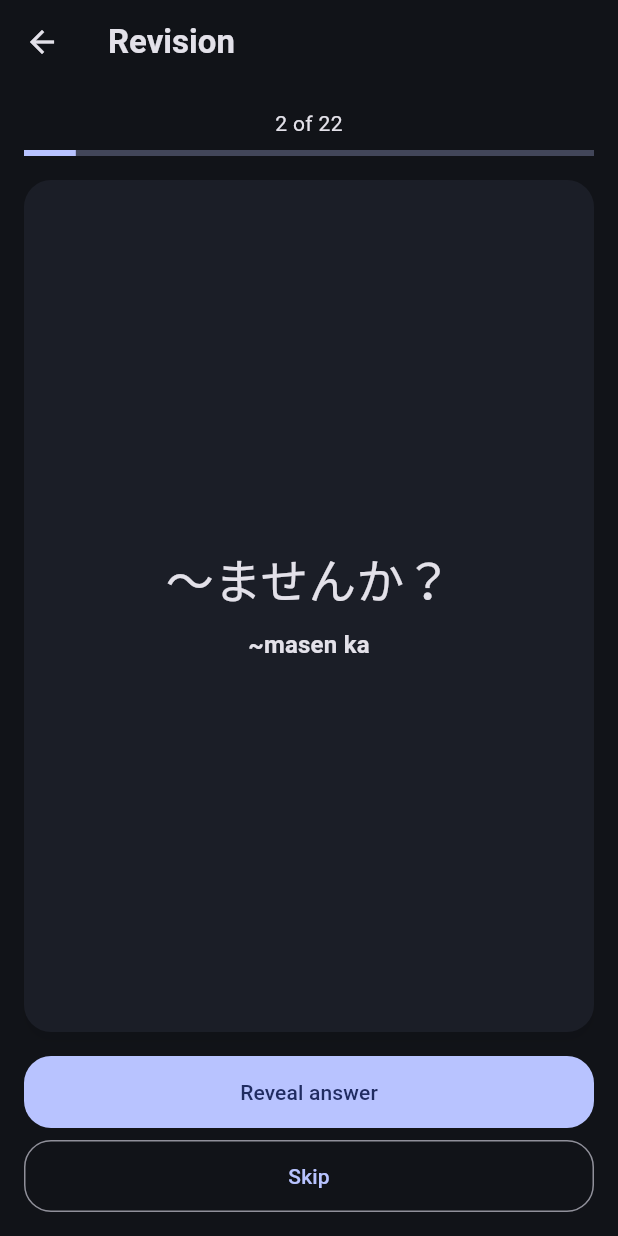
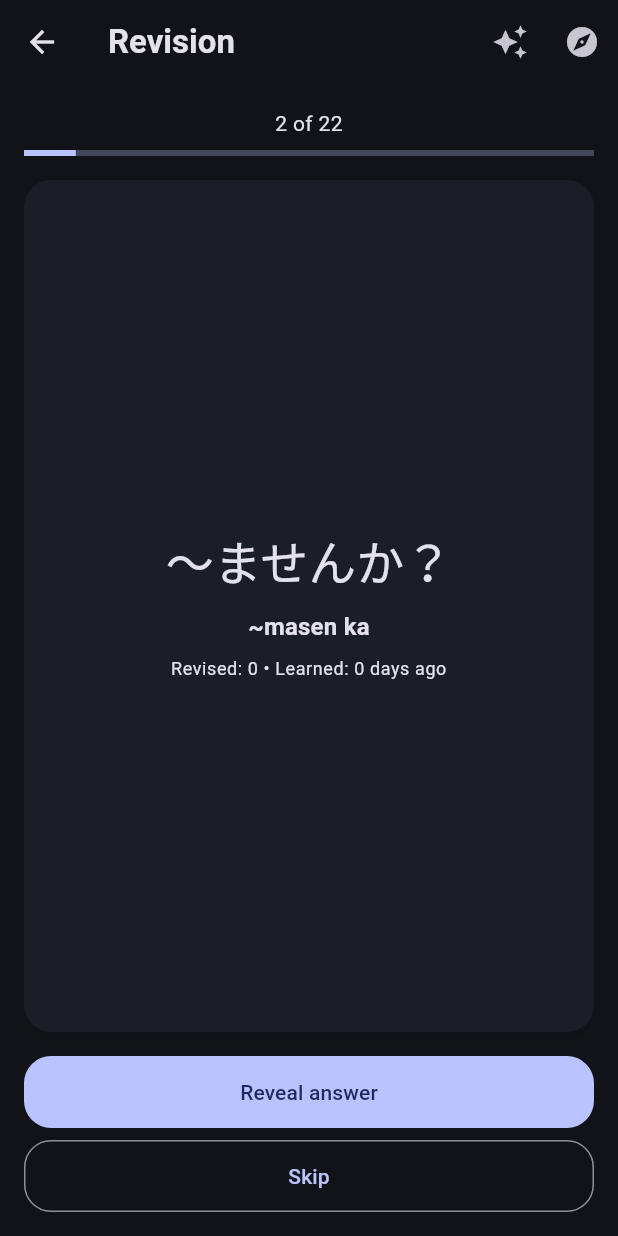
Before and after one commit to Manishkumar62/ManisuLearn---Japanese-Learning-App, a Flutter app: the RevisionPage screen opened directly, after a tap on "Reveal answer", after a tap on "Incorrect", on a phone screen of 412 x 824 dp. Run offline on Flutter 3.47's test engine with Material 3 defaults, Android fonts, the phone set to English and light mode, and no system bars; our stand-ins replace equatable, flutter_bloc, hive, hive_flutter; accounts and stored records are empty.

Commit message:
learn and revision tab fixed

```diff
--- a/lib/data/models/learning_item.dart
+++ b/lib/data/models/learning_item.dart
@@ -21,10 +21,44 @@ class LearningItem extends HiveObject {
     this.interval = 0,
     this.repetitions = 0,
     DateTime? nextReview,
+    this.firstLearnedAt,
   }) : lastReviewed = lastReviewed ?? DateTime.now(),
        createdAt = createdAt ?? DateTime.now(),
        tags = tags ?? <String>[],
        nextReview = nextReview ?? DateTime.now();
+
+  LearningItem copyWith({
+    bool? isLearned,
+    int? revisionCount,
+    DateTime? lastReviewed,
+    double? difficulty,
+    List<String>? tags,
+    double? easeFactor,
+    int? interval,
+    int? repetitions,
+    DateTime? nextReview,
+    DateTime? firstLearnedAt,
+  }) {
+    return LearningItem(
+      id: id,
+      type: type,
+      japanese: japanese,
+      romaji: romaji,
+      hindi: hindi,
+      english: english,
+      isLearned: isLearned ?? this.isLearned,
+      revisionCount: revisionCount ?? this.revisionCount,
+      lastReviewed: lastReviewed ?? this.lastReviewed,
+      createdAt: createdAt,
+      difficulty: difficulty ?? this.difficulty,
+      tags: tags ?? this.tags,
+      easeFactor: easeFactor ?? this.easeFactor,
+      interval: interval ?? this.interval,
+      repetitions: repetitions ?? this.repetitions,
+      nextReview: nextReview ?? this.nextReview,
+      firstLearnedAt: firstLearnedAt ?? this.firstLearnedAt,
+    );
+  }
 
   @HiveField(0)
   String id;
@@ -73,4 +107,7 @@ class LearningItem extends HiveObject {
 
   @HiveField(15)
   DateTime nextReview;
+
+  @HiveField(16)
+  DateTime? firstLearnedAt;
 }
--- a/lib/features/learn/presentation/bloc/learn_state.dart
+++ b/lib/features/learn/presentation/bloc/learn_state.dart
@@ -28,7 +28,10 @@ class LearnLoaded extends LearnState {
   final int currentIndex;
   final bool isAnswerVisible;
 
-  LearningItem get currentItem => items[currentIndex];
+  LearningItem? get currentItem =>
+      (items.isEmpty || currentIndex >= items.length)
+      ? null
+      : items[currentIndex];
 
   int get completedCount => currentIndex;
 
--- a/lib/features/learn/presentation/pages/learn_page.dart
+++ b/lib/features/learn/presentation/pages/learn_page.dart
@@ -50,6 +50,9 @@ class _FlashcardView extends StatelessWidget {
   @override
   Widget build(BuildContext context) {
     final item = state.currentItem;
+    if (item == null) {
+      return const Center(child: Text('No items'));
+    }
     final progress = state.completedCount + 1;
 
     return Padding(
--- a/lib/features/revision/presentation/bloc/review_queue_bloc.dart
+++ b/lib/features/revision/presentation/bloc/review_queue_bloc.dart
@@ -74,7 +74,9 @@ class ReviewQueueBloc extends Bloc<ReviewQueueEvent, ReviewQueueState> {
 
     try {
       final dueItems = await _repository.getDueItems(now: event.now);
-      emit(DueItemsLoaded(dueItems: dueItems));
+      final sorted = dueItems.toList()
+        ..sort((a, b) => a.nextReview.compareTo(b.nextReview));
+      emit(DueItemsLoaded(dueItems: sorted));
     } catch (error) {
       emit(ReviewQueueError(error.toString()));
     }
--- a/lib/features/revision/presentation/bloc/revision_bloc.dart
+++ b/lib/features/revision/presentation/bloc/revision_bloc.dart
@@ -9,15 +9,16 @@ class RevisionBloc extends Bloc<RevisionEvent, RevisionState> {
   RevisionBloc({
     required LearningItemRepository repository,
     SpacedRepetitionService? spacedRepetitionService,
-  })
-    : _repository = repository,
-      _spacedRepetitionService =
-          spacedRepetitionService ?? SpacedRepetitionService(),
-      super(const RevisionInitial()) {
+  }) : _repository = repository,
+       _spacedRepetitionService =
+           spacedRepetitionService ?? SpacedRepetitionService(),
+       super(const RevisionInitial()) {
     on<LoadRevisionItems>(_onLoadRevisionItems);
     on<RevealRevisionAnswer>(_onRevealRevisionAnswer);
     on<SkipRevisionItem>(_onSkipRevisionItem);
     on<ReviewItem>(_onReviewItem);
+    on<LoadAllLearnedItems>(_onLoadAllLearnedItems);
+    on<ApplyRevisionFilter>(_onApplyRevisionFilter);
   }
 
   final LearningItemRepository _repository;
@@ -39,7 +40,13 @@ class RevisionBloc extends Bloc<RevisionEvent, RevisionState> {
         return;
       }
 
-      emit(RevisionLoaded(items: sortedDueItems, currentIndex: 0));
+      emit(
+        RevisionLoaded(
+          items: sortedDueItems,
+          currentIndex: 0,
+          isExploreMode: false,
+        ),
+      );
     } catch (error) {
       emit(RevisionError(error.toString()));
     }
@@ -59,6 +66,7 @@ class RevisionBloc extends Bloc<RevisionEvent, RevisionState> {
         items: state.items,
         currentIndex: state.currentIndex,
         isAnswerVisible: true,
+        isExploreMode: state.isExploreMode,
       ),
     );
   }
@@ -85,11 +93,20 @@ class RevisionBloc extends Bloc<RevisionEvent, RevisionState> {
     }
 
     try {
-      final item = _spacedRepetitionService.review(
-        state.currentItem,
+      final currentItem = state.currentItem;
+
+      if (currentItem == null) return;
+
+      final reviewedItem = _spacedRepetitionService.review(
+        currentItem,
         quality: event.isCorrect
             ? SpacedRepetitionService.defaultPassingQuality
             : 2,
+      );
+
+      final item = reviewedItem.copyWith(
+        isLearned: true,
+        firstLearnedAt: reviewedItem.firstLearnedAt ?? DateTime.now(),
       );
 
       await _repository.updateItem(item);
@@ -107,6 +124,88 @@ class RevisionBloc extends Bloc<RevisionEvent, RevisionState> {
       return;
     }
 
-    emit(RevisionLoaded(items: state.items, currentIndex: nextIndex));
+    emit(
+      RevisionLoaded(
+        items: state.items,
+        currentIndex: nextIndex,
+        isExploreMode: state.isExploreMode,
+      ),
+    );
+  }
+
+  Future<void> _onLoadAllLearnedItems(
+    LoadAllLearnedItems event,
+    Emitter<RevisionState> emit,
+  ) async {
+    emit(const RevisionLoading());
+
+    try {
+      final allItems = await _repository.getAllItems();
+
+      final learnedItems = allItems.where((e) => e.isLearned).toList();
+
+      if (learnedItems.isEmpty) {
+        emit(const RevisionCompleted());
+        return;
+      }
+
+      emit(
+        RevisionLoaded(
+          items: learnedItems,
+          currentIndex: 0,
+          isExploreMode: true,
+        ),
+      );
+    } catch (error) {
+      emit(RevisionError(error.toString()));
+    }
+  }
+
+  Future<void> _onApplyRevisionFilter(
+    ApplyRevisionFilter event,
+    Emitter<RevisionState> emit,
+  ) async {
+    final currentState = state;
+
+    if (currentState is! RevisionLoaded || !currentState.isExploreMode) {
+      return;
+    }
+
+    try {
+      final allItems = await _repository.getAllItems();
+
+      final now = DateTime.now();
+
+      final filtered = allItems.where((item) {
+        if (!item.isLearned) return false;
+
+        final daysAgo = item.firstLearnedAt == null
+            ? 0
+            : now.difference(item.firstLearnedAt!).inDays;
+
+        // time filter
+        if (event.minDaysAgo != null && daysAgo < event.minDaysAgo!) {
+          return false;
+        }
+
+        if (event.maxDaysAgo != null && daysAgo > event.maxDaysAgo!) {
+          return false;
+        }
+
+        // repetition filter
+        if (event.maxRepetitions != null &&
+            item.repetitions > event.maxRepetitions!) {
+          return false;
+        }
+
+        return true;
+      }).toList();
+
+      emit(
+        RevisionLoaded(items: filtered, currentIndex: 0, isExploreMode: true),
+      );
+    } catch (error) {
+      emit(RevisionError(error.toString()));
+    }
   }
 }
--- a/lib/features/revision/presentation/bloc/revision_event.dart
+++ b/lib/features/revision/presentation/bloc/revision_event.dart
@@ -27,3 +27,22 @@ class ReviewItem extends RevisionEvent {
   @override
   List<Object?> get props => <Object?>[isCorrect];
 }
+
+class LoadAllLearnedItems extends RevisionEvent {
+  const LoadAllLearnedItems();
+}
+
+class ApplyRevisionFilter extends RevisionEvent {
+  const ApplyRevisionFilter({
+    this.minDaysAgo,
+    this.maxDaysAgo,
+    this.maxRepetitions,
+  });
+
+  final int? minDaysAgo;
+  final int? maxDaysAgo;
+  final int? maxRepetitions;
+
+  @override
+  List<Object?> get props => [minDaysAgo, maxDaysAgo, maxRepetitions];
+}
--- a/lib/features/revision/presentation/bloc/revision_state.dart
+++ b/lib/features/revision/presentation/bloc/revision_state.dart
@@ -22,20 +22,25 @@ class RevisionLoaded extends RevisionState {
     required this.items,
     required this.currentIndex,
     this.isAnswerVisible = false,
+    this.isExploreMode = false,
   });
 
   final List<LearningItem> items;
   final int currentIndex;
   final bool isAnswerVisible;
+  final bool isExploreMode;
 
-  LearningItem get currentItem => items[currentIndex];
+  LearningItem? get currentItem =>
+    (items.isEmpty || currentIndex >= items.length)
+        ? null
+        : items[currentIndex];
 
   int get completedCount => currentIndex;
 
   int get totalCount => items.length;
 
   @override
-  List<Object?> get props => <Object?>[items, currentIndex, isAnswerVisible];
+  List<Object?> get props => <Object?>[items, currentIndex, isAnswerVisible, isExploreMode];
 }
 
 class RevisionCompleted extends RevisionState {
--- a/lib/features/revision/presentation/pages/revision_page.dart
+++ b/lib/features/revision/presentation/pages/revision_page.dart
@@ -22,7 +22,25 @@ class _RevisionPageState extends State<RevisionPage> {
   @override
   Widget build(BuildContext context) {
     return Scaffold(
-      appBar: AppBar(title: const Text('Revision')),
+      appBar: AppBar(
+        title: const Text('Revision'),
+        actions: [
+          IconButton(
+            icon: const Icon(Icons.auto_awesome),
+            tooltip: 'Due Items',
+            onPressed: () {
+              context.read<RevisionBloc>().add(const LoadRevisionItems());
+            },
+          ),
+          IconButton(
+            icon: const Icon(Icons.explore),
+            tooltip: 'Explore',
+            onPressed: () {
+              context.read<RevisionBloc>().add(const LoadAllLearnedItems());
+            },
+          ),
+        ],
+      ),
       body: SafeArea(
         child: BlocBuilder<RevisionBloc, RevisionState>(
           builder: (BuildContext context, RevisionState state) {
@@ -30,7 +48,12 @@ class _RevisionPageState extends State<RevisionPage> {
               RevisionInitial() || RevisionLoading() => const Center(
                 child: CircularProgressIndicator(),
               ),
-              RevisionLoaded() => _RevisionFlashcard(state: state),
+              RevisionLoaded() => Column(
+                children: [
+                  if (state.isExploreMode) _ExploreFilters(),
+                  Expanded(child: _RevisionFlashcard(state: state)),
+                ],
+              ),
               RevisionCompleted() => const _RevisionCompleteMessage(),
               RevisionError(:final message) => _RevisionErrorMessage(
                 message: message,
@@ -52,6 +75,13 @@ class _RevisionFlashcard extends StatelessWidget {
   @override
   Widget build(BuildContext context) {
     final item = state.currentItem;
+
+    if (item == null) {
+      return const Center(child: Text('No items'));
+    }
+    final daysAgo = item.firstLearnedAt == null
+        ? 0
+        : DateTime.now().difference(item.firstLearnedAt!).inDays;
 
     return Padding(
       padding: const EdgeInsets.all(16),
@@ -96,6 +126,13 @@ class _RevisionFlashcard extends StatelessWidget {
                         Text(
                           item.romaji,
                           style: Theme.of(context).textTheme.titleMedium,
+                          textAlign: TextAlign.center,
+                        ),
+                        const SizedBox(height: 8),
+
+                        Text(
+                          'Revised: ${item.repetitions} • Learned: $daysAgo days ago',
+                          style: Theme.of(context).textTheme.bodySmall,
                           textAlign: TextAlign.center,
                         ),
                         if (state.isAnswerVisible) ...<Widget>[
@@ -145,9 +182,7 @@ class _RevisionFlashcard extends StatelessWidget {
           else ...<Widget>[
             FilledButton(
               onPressed: () {
-                context.read<RevisionBloc>().add(
-                  const RevealRevisionAnswer(),
-                );
+                context.read<RevisionBloc>().add(const RevealRevisionAnswer());
               },
               child: const Text('Reveal answer'),
             ),
@@ -209,3 +244,60 @@ class _RevisionErrorMessage extends StatelessWidget {
     );
   }
 }
+
+class _ExploreFilters extends StatelessWidget {
+  @override
+  Widget build(BuildContext context) {
+    return Padding(
+      padding: const EdgeInsets.symmetric(horizontal: 12, vertical: 8),
+      child: Wrap(
+        spacing: 8,
+        children: [
+          ChoiceChip(
+            label: const Text('Weak'),
+            selected: false,
+            onSelected: (_) {
+              context.read<RevisionBloc>().add(
+                const ApplyRevisionFilter(maxRepetitions: 2),
+              );
+            },
+          ),
+          ChoiceChip(
+            label: const Text('1–3 days'),
+            selected: false,
+            onSelected: (_) {
+              context.read<RevisionBloc>().add(
+                const ApplyRevisionFilter(minDaysAgo: 1, maxDaysAgo: 3),
+              );
+            },
+          ),
+          ChoiceChip(
+            label: const Text('4–7 days'),
+            selected: false,
+            onSelected: (_) {
+              context.read<RevisionBloc>().add(
+                const ApplyRevisionFilter(minDaysAgo: 4, maxDaysAgo: 7),
+              );
+            },
+          ),
+          ChoiceChip(
+            label: const Text('7+ days'),
+            selected: false,
+            onSelected: (_) {
+              context.read<RevisionBloc>().add(
+                const ApplyRevisionFilter(minDaysAgo: 7),
+              );
+            },
+          ),
+          ChoiceChip(
+            label: const Text('Reset'),
+            selected: false,
+            onSelected: (_) {
+              context.read<RevisionBloc>().add(const LoadAllLearnedItems());
+            },
+          ),
+        ],
+      ),
+    );
+  }
+}
```
Also changed, not shown: lib/data/models/learning_item_adapter.dart (+5 -2 lines), lib/features/learn/presentation/bloc/learn_bloc.dart (+9 -3 lines).
